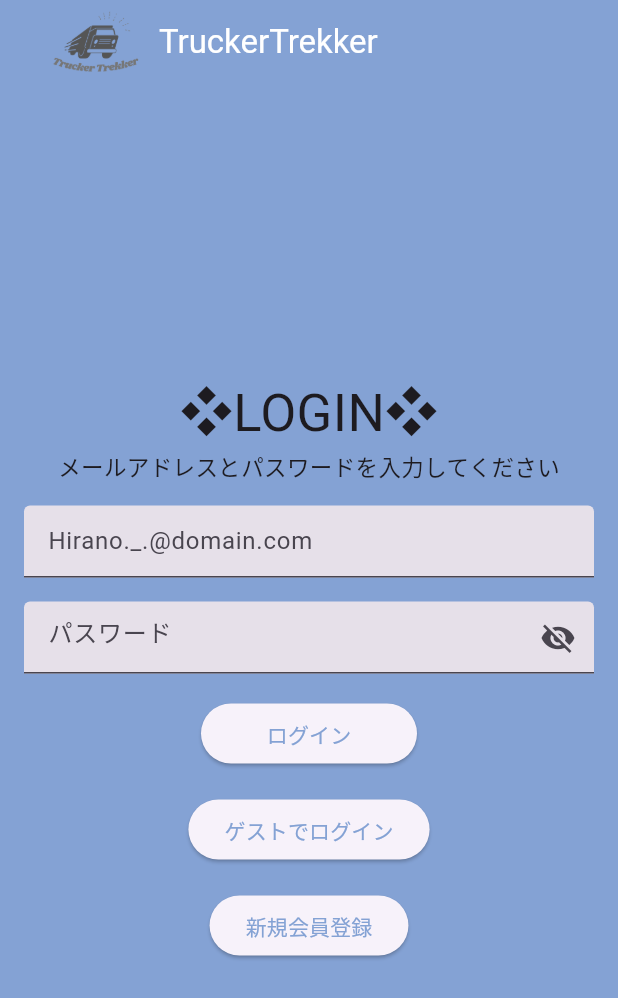
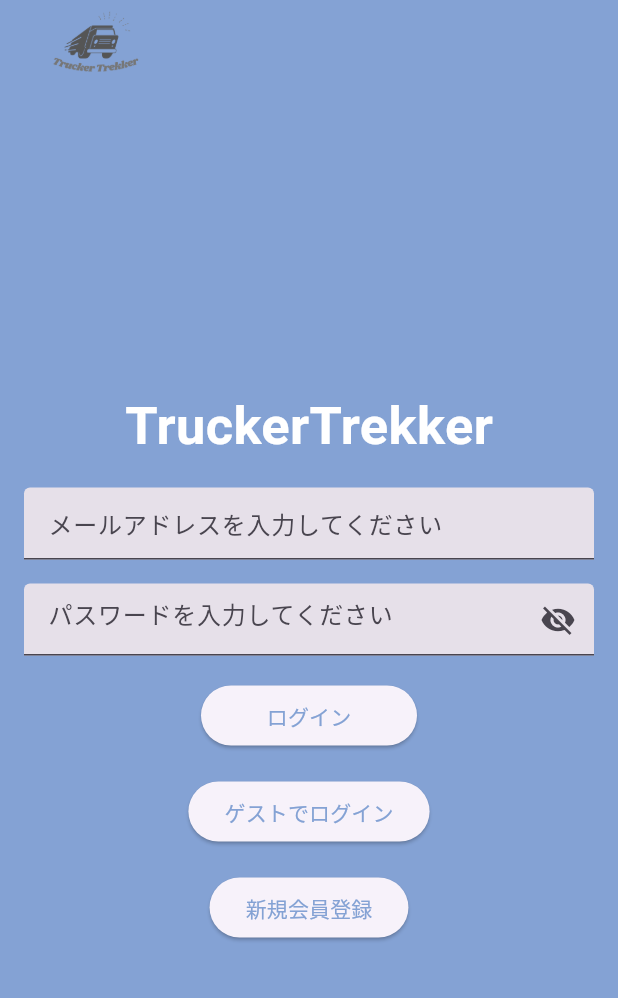
Before and after one commit to IH41jp-ac-hal/TTT, a Flutter app: the screen it shows after launch, on a phone screen of 412 x 824 dp. Shown: the top 998 px of the screen. Run offline on Flutter 3.47's test engine with Material 3 defaults, Android fonts, the phone set to English and light mode, and no system bars; our stand-ins replace image_picker.

```diff
--- a/lib/user/Login.dart
+++ b/lib/user/Login.dart
@@ -74,10 +74,6 @@ class _LoginPageState extends State<LoginPage> {
                   ),
                 ),
               ),
-              Text(
-                'TruckerTrekker',
-                style: TextStyle(color: Colors.white),
-              ),
             ],
           ),
           backgroundColor: Color(0xFF84a2d4),
@@ -87,11 +83,7 @@ class _LoginPageState extends State<LoginPage> {
         child: Column(
           mainAxisAlignment: MainAxisAlignment.center,
           children: [
-            Text('❖LOGIN❖', style: TextStyle(fontSize: 35)),
-            Text(
-              'メールアドレスとパスワードを入力してください',
-              style: TextStyle(fontSize: 15),
-            ),
+            Text('TruckerTrekker', style: TextStyle(fontSize: 35, fontWeight: FontWeight.bold, color: Color(0xFFFFFFFF))),
             Padding(
                 padding: const EdgeInsets.all(16.0),
                 child: Column(
@@ -100,7 +92,7 @@ class _LoginPageState extends State<LoginPage> {
                       autovalidateMode: AutovalidateMode.onUserInteraction,
                       validator: ValidateText.email,
                       decoration: const InputDecoration(
-                          filled: true, hintText: 'Hirano._.@domain.com'),
+                          filled: true, hintText: 'メールアドレスを入力してください'),
                       onChanged: (text) {
                         setEmail(text);
                       },
@@ -121,7 +113,7 @@ class _LoginPageState extends State<LoginPage> {
                             },
                           ),
                           filled: true,
-                          hintText: 'パスワード'),
+                          hintText: 'パスワードを入力してください'),
                       onChanged: (text) {
                         setPassword(text);
                       },
```
